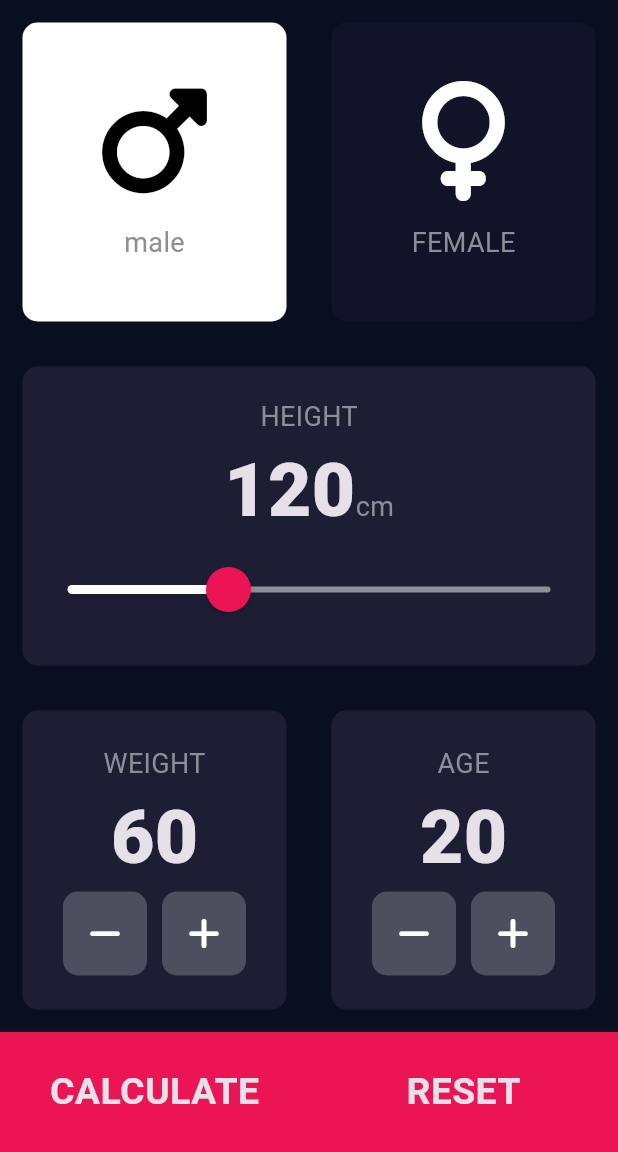
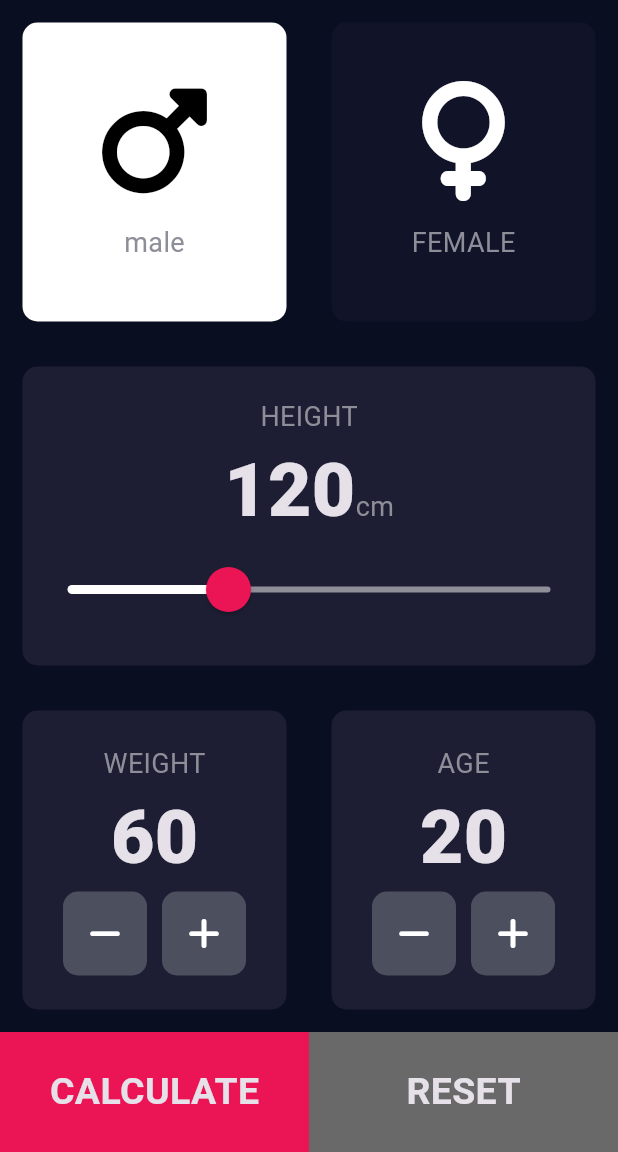
Before and after one commit to antoniuspetrus/bmi_calculator, a Flutter app: the screen it shows after launch, on a phone screen of 412 x 824 dp, the part 84-1236 px from its top. Run offline on Flutter 3.47's test engine with Material 3 defaults, Android fonts, the phone set to English and light mode, and no system bars; our stand-ins replace font_awesome_flutter.

Commit message:
spread button calculate & reset

```diff
--- a/lib/components/bottom_button.dart
+++ b/lib/components/bottom_button.dart
@@ -2,10 +2,11 @@ import 'package:flutter/material.dart';
 import '../constants.dart';
 
 class BottomButton extends StatelessWidget {
-  BottomButton({required this.onTap, required this.buttonTitle});
+  BottomButton({required this.onTap, required this.buttonTitle, required this.color});
 
   final Function() onTap;
   final String buttonTitle;
+  final Color color;
 
   @override
   Widget build(BuildContext context) {
@@ -17,7 +18,7 @@ class BottomButton extends StatelessWidget {
               buttonTitle,
               style: kLargeButtonTextStyle,
             )),
-        color: kBottomContainerColour,
+        color: color,
         width: double.infinity,
         height: kBottomContainerHeight,
       ),
--- a/lib/screens/input_page.dart
+++ b/lib/screens/input_page.dart
@@ -289,6 +289,7 @@ class _InputPageState extends State<InputPage> {
             children: <Widget>[
               Expanded(
                 child: BottomButton(
+                  color: Color(0xFFEB1555),
                   buttonTitle: 'CALCULATE',
                   onTap: () {
                     CalculatorBrain calc =
@@ -308,12 +309,13 @@ class _InputPageState extends State<InputPage> {
               ),
               Expanded(
                 child: BottomButton(
+                  color: Color(0xFF696969),
                   buttonTitle: 'RESET',
                   onTap: () {
                     setState(() {
-                      height = 120;
-                      weight = 60;
-                      age = 20;
+                       height = 120;
+                       weight = 60;
+                       age = 20;
                     });
                   },
                 ),
--- a/lib/screens/result_page.dart
+++ b/lib/screens/result_page.dart
@@ -60,6 +60,7 @@ class ResultsPage extends StatelessWidget {
             ),
           ),
           BottomButton(
+            color: Color(0xFFEB1555),
             buttonTitle: 'RE-CALCULATE',
             onTap: () {
               Navigator.pop(context);
```
